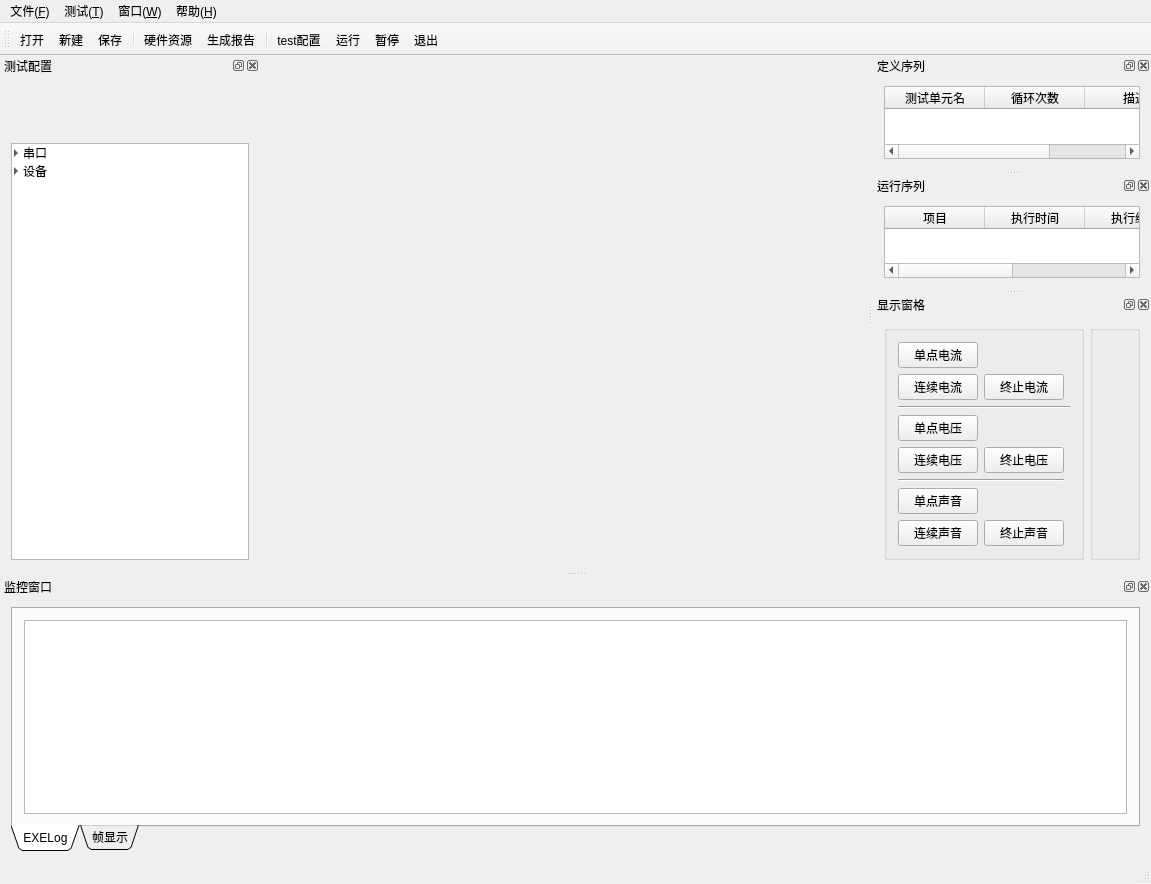
Old version of the form mainwindow.ui in the repository RoadRover-AutoTest/QtDemo.
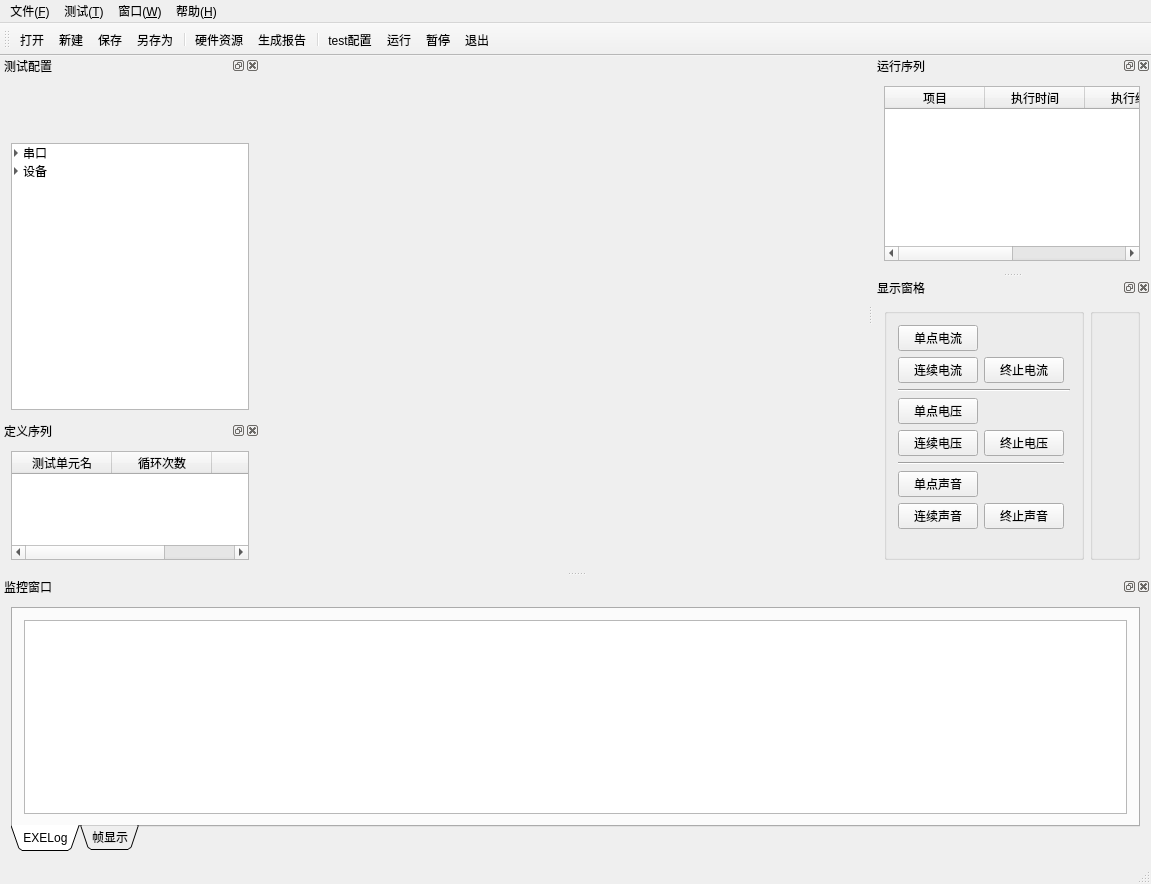
New version of the form. Icons and pictures are not drawn. Custom widgets are drawn as their Qt base class.

The edit to the form file:
```diff
--- a/mainwindow.ui
+++ b/mainwindow.ui
@@ -96,6 +96,7 @@
    <addaction name="open"/>
    <addaction name="newTest"/>
    <addaction name="save"/>
+   <addaction name="saveAs"/>
    <addaction name="separator"/>
    <addaction name="actHard"/>
    <addaction name="actReport"/>
@@ -332,43 +333,6 @@
     </layout>
    </widget>
   </widget>
-  <widget class="QDockWidget" name="dockWidgetSequence">
-   <property name="windowTitle">
-    <string>定义序列</string>
-   </property>
-   <attribute name="dockWidgetArea">
-    <number>2</number>
-   </attribute>
-   <widget class="QWidget" name="dockWidgetContents_3">
-    <layout class="QGridLayout" name="gridLayout">
-     <item row="0" column="0">
-      <widget class="reTableWidget" name="tableSequence">
-       <attribute name="horizontalHeaderCascadingSectionResizes">
-        <bool>true</bool>
-       </attribute>
-       <attribute name="horizontalHeaderStretchLastSection">
-        <bool>true</bool>
-       </attribute>
-       <column>
-        <property name="text">
-         <string>测试单元名</string>
-        </property>
-       </column>
-       <column>
-        <property name="text">
-         <string>循环次数</string>
-        </property>
-       </column>
-       <column>
-        <property name="text">
-         <string>描述</string>
-        </property>
-       </column>
-      </widget>
-     </item>
-    </layout>
-   </widget>
-  </widget>
   <widget class="QDockWidget" name="dockWidgetRuning">
    <property name="windowTitle">
     <string>运行序列</string>
@@ -550,6 +514,43 @@
     </layout>
    </widget>
   </widget>
+  <widget class="QDockWidget" name="dockWidgetSequence">
+   <property name="windowTitle">
+    <string>定义序列</string>
+   </property>
+   <attribute name="dockWidgetArea">
+    <number>1</number>
+   </attribute>
+   <widget class="QWidget" name="dockWidgetContents_3">
+    <layout class="QGridLayout" name="gridLayout">
+     <item row="0" column="0">
+      <widget class="reTableWidget" name="tableSequence">
+       <attribute name="horizontalHeaderCascadingSectionResizes">
+        <bool>true</bool>
+       </attribute>
+       <attribute name="horizontalHeaderStretchLastSection">
+        <bool>true</bool>
+       </attribute>
+       <column>
+        <property name="text">
+         <string>测试单元名</string>
+        </property>
+       </column>
+       <column>
+        <property name="text">
+         <string>循环次数</string>
+        </property>
+       </column>
+       <column>
+        <property name="text">
+         <string>描述</string>
+        </property>
+       </column>
+      </widget>
+     </item>
+    </layout>
+   </widget>
+  </widget>
   <action name="newTest">
    <property name="icon">
     <iconset resource="Images/images.qrc">
```
Left out of the diff: 68 changed lines with no effect on the pictures.
